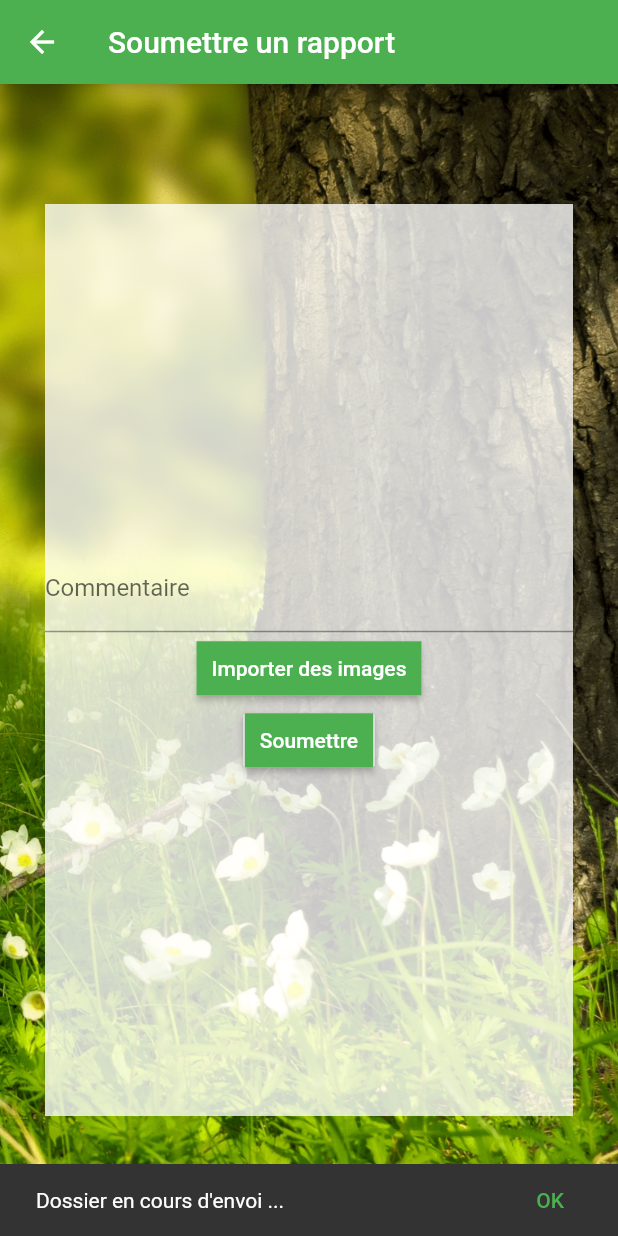
After one commit to ArthurAttout/Biomass_App, a Flutter app: the SubmitReportScreen screen opened directly, after a tap on "Soumettre", on a phone screen of 412 x 824 dp. The commit adds this screen. Run offline on Flutter 3.47's test engine with Material 2 defaults, Android fonts, the phone set to English and light mode, and no system bars; our stand-ins replace camera, firebase_storage, image_picker, random_string, tuple; missing offline and left inert: multi_image_picker; accounts and stored records are empty.

Commit message:
Upload report

```diff
--- a/lib/APIRequests.dart
+++ b/lib/APIRequests.dart
@@ -1,10 +1,13 @@
 import 'dart:async';
 import 'dart:io';
 import 'dart:convert';
+import 'dart:typed_data';
 
+import 'package:multi_image_picker/multi_image_picker.dart';
 import 'package:firebase_storage/firebase_storage.dart';
 import 'package:path/path.dart' show join;
 import 'package:random_string/random_string.dart' as random;
+import 'package:intl/intl.dart';
 
 String uri_api = "http://192.168.1.85:5000";
 int overlayWidth = 150;
@@ -36,6 +39,44 @@ Future<String> sendImageToAPI(String path, bool shouldCrop, Function uploadCallb
   return reply;
 }
 
+Future<String> sendReportToAPI(List<Asset> assets, String comment) async {
+
+  print("Sending all images");
+  var listUrls = List<String>();
+
+  for(var asset in assets){
+
+    ByteData byteData = await asset.requestOriginal();
+    List<int> imageData = byteData.buffer.asUint8List();
+
+    StorageReference firebaseStorageRef = FirebaseStorage.instance.ref().child(random.randomAlphaNumeric(10) + ".png");
+    StorageUploadTask taskOriginal = firebaseStorageRef.putData(imageData);
+    String url = await (await taskOriginal.onComplete).ref.getDownloadURL();
+    listUrls.add(url);
+  }
+
+  var formatter = new DateFormat('yyyy-MM-dd');
+
+
+  Map map = {
+    'submission_date':formatter.format(new DateTime.now()),
+    'latitude':49,
+    'longitude':-71,
+    'comment':comment,
+    'images': listUrls
+  };
+
+  HttpClient httpClient = new HttpClient();
+  HttpClientRequest request = await httpClient.postUrl(Uri.parse(uri_api + "/new_report"));
+  request.headers.set('content-type', 'application/json');
+  request.add(utf8.encode(json.encode(map)));
+  HttpClientResponse response = await request.close();
+
+  String reply = await response.transform(utf8.decoder).join();
+  httpClient.close();
+  return reply;
+}
+
 Future<String> sendLocationToAPI(String oldUrl,Map<String, double> location) async {
 
   print("Sending image + geoloc");
--- a/lib/ResultScreen.dart
+++ b/lib/ResultScreen.dart
@@ -5,7 +5,6 @@ import 'dart:convert';
 import 'dart:io';
 import 'package:intl/intl.dart';
 
-import 'package:location/location.dart';
 import 'package:biomasse/ValorizationScreen.dart';
 import 'package:biomasse/ValorizationUtils.dart';
 import 'package:biomasse/APIRequests.dart';
--- /dev/null
+++ b/lib/SubmitReportScreen.dart
@@ -0,0 +1,127 @@
+import 'package:flutter/material.dart';
+import 'package:image_picker/image_picker.dart';
+import 'package:multi_image_picker/multi_image_picker.dart';
+import 'package:flutter/services.dart';
+import 'package:biomasse/main.dart';
+import 'package:biomasse/APIRequests.dart';
+
+class SubmitReportScreen extends StatefulWidget {
+  SubmitReportScreen({Key key, this.pathPicture, this.crop}) : super(key: key);
+
+  final String pathPicture;
+  final bool crop;
+
+  @override
+  SubmitRecordState createState() => SubmitRecordState();
+}
+
+class SubmitRecordState extends State<SubmitReportScreen> {
+
+  TextEditingController _controller = new TextEditingController();
+  String comment = "";
+  List<Asset> assetsList = null;
+
+  @override
+  void initState() {
+    // TODO: implement initState
+    super.initState();
+    _controller.addListener(onChange);
+  }
+
+  void onChange() {
+    comment = _controller.text;
+  }
+
+  void _showToast(BuildContext context, String message) {
+    final scaffold = Scaffold.of(context);
+    scaffold.showSnackBar(
+      SnackBar(
+        content: Text(message),
+        action: SnackBarAction(
+            label: 'OK', onPressed: scaffold.hideCurrentSnackBar),
+      ),
+    );
+  }
+
+  void onReportSent(BuildContext ctx, String message){
+    _showToast(ctx, message);
+  }
+
+  @override
+  Widget build(BuildContext context) {
+    return Scaffold(
+      backgroundColor: Colors.transparent,
+      appBar: AppBar(
+        title: Text("Soumettre un rapport"),
+      ),
+      body: Builder(
+        builder: (childContext) => Stack(
+          children: <Widget>[
+            Container(
+              decoration: new BoxDecoration(
+                image: new DecorationImage(image: new AssetImage("images/background_1.png"), fit: BoxFit.cover,),
+              ),
+            ),
+            Container(
+                margin: EdgeInsets.only(top: 80,bottom: 80,left: 30,right: 30),
+                color: Color.fromARGB(200, 255, 255, 255),
+                alignment: Alignment(0.0, 0.0),
+                child: Column(
+                  mainAxisAlignment: MainAxisAlignment.center,
+                  children: <Widget>[
+                    TextFormField(
+                      controller: _controller,
+                      decoration: InputDecoration(
+                          labelText: 'Commentaire'
+                      ),
+                    ),
+                    RaisedButton(
+                      onPressed: () async {
+
+                        try {
+                          assetsList = await MultiImagePicker.pickImages(
+                            maxImages: 20,
+                          );
+
+                        } on PlatformException catch (e) {
+                          print("Error " + e.toString());
+                        }
+
+                      },
+                      textColor: Colors.white,
+                      padding: const EdgeInsets.all(0.0),
+                      child: Container(
+                        decoration: const BoxDecoration(
+                            color: Colors.green
+                        ),
+                        padding: const EdgeInsets.all(10.0),
+                        child: Text('Importer des images'),
+                      ),
+                    ),
+                    RaisedButton(
+                      onPressed: () {
+                        sendReportToAPI(assetsList, comment).then((result) {
+                          onReportSent(childContext,"Dossier envoyé !");
+                        });
+
+                        _showToast(childContext, "Dossier en cours d'envoi ...");
+                      },
+                      textColor: Colors.white,
+                      padding: const EdgeInsets.all(0.0),
+                      child: Container(
+                        decoration: const BoxDecoration(
+                            color: Colors.green
+                        ),
+                        padding: const EdgeInsets.all(10.0),
+                        child: Text('Soumettre'),
+                      ),
+                    ),
+                  ],
+                )
+            )
+          ],
+        ),
+      )
+    );
+  }
+}
--- a/lib/ValorizationUtils.dart
+++ b/lib/ValorizationUtils.dart
@@ -5,7 +5,14 @@ String getValorisationFromCharacteristics(List<Tuple4<int,int,int,String>> matri
   var savedThreshold1 = -1;
   var savedThreshold2 = -1;
   var savedThreshold3 = -1;
-  var savedOutcome = "";
+  var savedOutcome = "Inconnu";
+
+  // Je regarde dans la matrice
+  // Colonne par colonne, je prends le premier enregistrement qui est
+  // Plus grand ou égal à moi
+  // Je reste TOUJOURS sur ce seuil
+  // Je passe à la colonne suivante, et pareil
+  // Si ma valeur dépasse le dernier seuil, on fallback sur l'actuel
 
   for(var entry in matrix){
 
@@ -30,33 +37,31 @@ List<Tuple4<int,int,int,String>> getDummyValorizations(){
 
   list.add(new Tuple4(2, 1, -1, "Fermentation"));
   list.add(new Tuple4(2, 48, 1, "Fermentation"));
-  list.add(new Tuple4(2, 48, 57, "Combustion"));
+  list.add(new Tuple4(2, 48, 57, "Pyrolyse"));
   list.add(new Tuple4(2, 57, -1, "Combustion"));
-  list.add(new Tuple4(2, -1, -1, "Combustion"));
 
   list.add(new Tuple4(10, 1, -1, "Pyrolyse"));
   list.add(new Tuple4(10, 30, -1, "Combustion"));
   list.add(new Tuple4(10, 90, -1, "Digestion anaérobique"));
-  list.add(new Tuple4(10, -1, -1, "Digestion anaérobique"));
 
   list.add(new Tuple4(17, 44, -1, "Combustion"));
-  list.add(new Tuple4(17, 89, -1, "Digestion anaérobique"));
-  list.add(new Tuple4(17, -1, -1, "Digestion anaérobique"));
+  list.add(new Tuple4(17, 89, 8, "Digestion anaérobique"));
 
   list.add(new Tuple4(20, 1, -1, "Combustion"));
   list.add(new Tuple4(20, 50, -1, "Fermentation"));
   list.add(new Tuple4(20, 70, -1, "Digestion anaérobique"));
   list.add(new Tuple4(20, 75, -1, "Combustion"));
-  list.add(new Tuple4(20, -1, -1, "Combustion"));
+
+  list.add(new Tuple4(37, 54, 7, "Combustion 2"));
+  list.add(new Tuple4(42, -1, -1, "Custom"));
 
   list.add(new Tuple4(90, 1, 1, "Digestion anaérobique"));
   list.add(new Tuple4(90, 9, 80, "Digestion anaérobique"));
   list.add(new Tuple4(90, 30, 1, "Fermentation"));
   list.add(new Tuple4(90, 30, 50, "Pyrolyse"));
-  list.add(new Tuple4(90, -1, -1, "Combustion"));
 
 
-  list.add(new Tuple4(95, -1, -1, "Pyrolyse"));
+  list.add(new Tuple4(99, 99, 99, "Fermentation"));
 
   return list;
 }
--- a/lib/main.dart
+++ b/lib/main.dart
@@ -5,6 +5,7 @@ import 'package:image_picker/image_picker.dart';
 import 'package:flutter/material.dart';
 import 'package:biomasse/APIRequests.dart';
 import 'package:biomasse/ResultScreen.dart';
+import 'package:biomasse/SubmitReportScreen.dart';
 import 'package:biomasse/ValorizationScreen.dart';
 import 'package:biomasse/ValorizationUtils.dart';
 
@@ -94,10 +95,10 @@ class _MyHomePageState extends State<MyHomePage> {
               ),
             ),
             RaisedButton(
-              onPressed: ()  {
+              onPressed: () {
                 Navigator.push(
                   context,
-                  MaterialPageRoute(builder: (context) => ValorizationScreen(biomassName: "Biomasse", valorisations: getDummyValorizations(),)),
+                  MaterialPageRoute(builder: (context) => SubmitReportScreen()),
                 );
               },
               textColor: Colors.white,
@@ -107,17 +108,12 @@ class _MyHomePageState extends State<MyHomePage> {
                     color: Colors.green
                 ),
                 padding: const EdgeInsets.all(10.0),
-                child: Text('Valorization'),
+                child: Text('Upload report'),
               ),
             )
           ],
         ),
       ),
-      floatingActionButton: FloatingActionButton(
-        onPressed: _incrementCounter,
-        tooltip: 'Increment',
-        child: Icon(Icons.add),
-      ),
     );
   }
 }
--- a/pubspec.yaml
+++ b/pubspec.yaml
@@ -25,11 +25,11 @@ dependencies:
   cupertino_icons: ^0.1.2
   camera: 0.5.0
   path_provider: 0.5.0+1
+  multi_image_picker: ^4.3.1
   firebase_storage:
   tuple: ^1.0.2
   random_string: ^0.0.2
-  location: ^1.4.1
-  image_picker: ^0.4.12
+  image_picker: ^0.6.0+3
   intl: ^0.15.8
 
 
```
Also changed, not shown: pubspec.lock, 4 other files.
